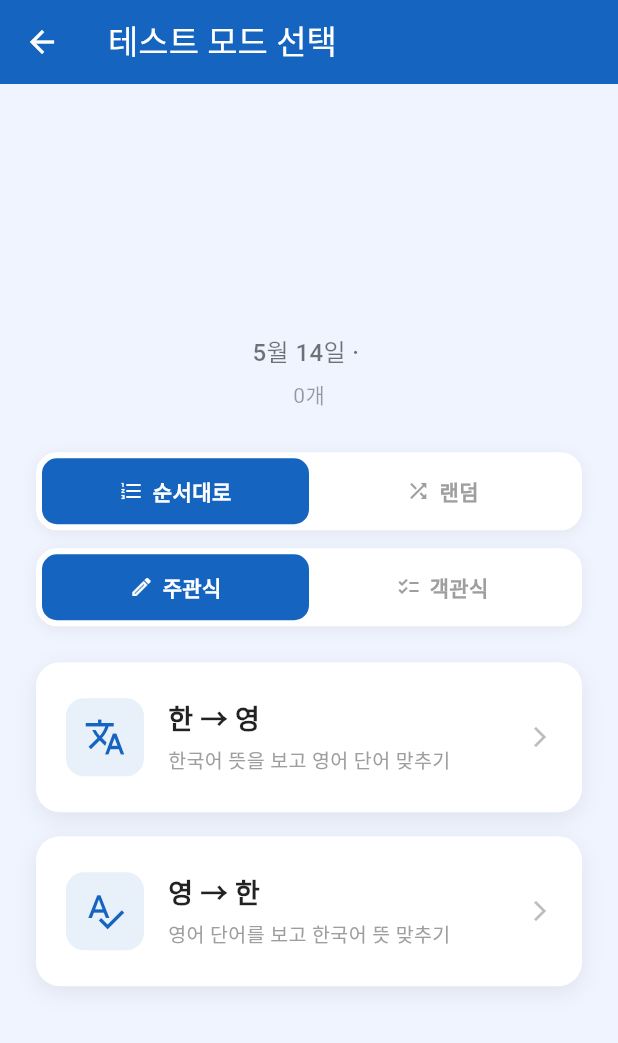
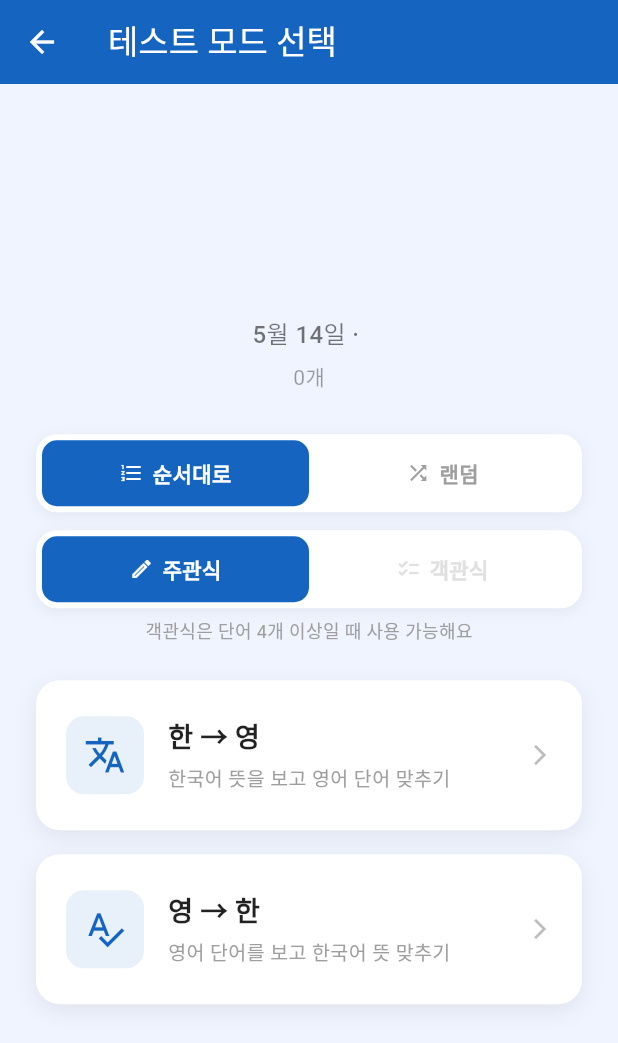
Before and after one commit to HanYoungUk/english-study-app, a Flutter app: the TestScreen screen opened directly with empty values, on a phone screen of 412 x 824 dp. Shown: the top 1043 px of the screen. Run offline on Flutter 3.47's test engine with Material 3 defaults, Android fonts, the phone set to English and light mode, and no system bars; our stand-ins replace audioplayers, cloud_firestore, firebase_core, flutter_tts, table_calendar; missing offline and left inert: record; accounts and stored records are empty.

Commit message:
fix: 녹음 인덱스 오저장, 즐겨찾기 삭제 오류, 객관식 단어 수 제한 버그 수정
- record_screen: _goTo를 async로 변경, 녹음/재생 중지 await 처리
  (미await 시 _currentIndex가 먼저 바뀌어 녹음이 다음 단어 인덱스에 저장되는 버그)
- favorites_screen: onDismissed를 인덱스 대신 item ID 기반으로 변경
  (빠른 스와이프 시 인덱스 불일치로 엉뚱한 항목 삭제되는 버그)
- test_screen: 단어 4개 미만일 때 객관식 버튼 비활성화 처리 및 안내 문구 추가

Co-Authored-By: Claude Sonnet 4.6 <noreply@anthropic.com>

```diff
--- a/lib/screens/test_screen.dart
+++ b/lib/screens/test_screen.dart
@@ -233,8 +233,24 @@ class _TestScreenState extends State<TestScreen> {
             // 주관식 / 객관식 토글
             _buildToggleRow([
               _ToggleItem(label: '주관식', icon: Icons.edit_outlined, selected: _quizType == QuizType.subjective, onTap: () => setState(() => _quizType = QuizType.subjective)),
-              _ToggleItem(label: '객관식', icon: Icons.checklist, selected: _quizType == QuizType.multipleChoice, onTap: () => setState(() => _quizType = QuizType.multipleChoice)),
+              _ToggleItem(
+                label: '객관식',
+                icon: Icons.checklist,
+                selected: _quizType == QuizType.multipleChoice,
+                onTap: _validEntries.length >= 4
+                    ? () => setState(() => _quizType = QuizType.multipleChoice)
+                    : null,
+                disabled: _validEntries.length < 4,
+              ),
             ]),
+            if (_validEntries.length < 4)
+              Padding(
+                padding: const EdgeInsets.only(top: 6),
+                child: Text(
+                  '객관식은 단어 4개 이상일 때 사용 가능해요',
+                  style: TextStyle(fontSize: 12, color: Colors.grey.shade500),
+                ),
+              ),
 
             const SizedBox(height: 24),
             _ModeCard(
@@ -267,20 +283,28 @@ class _TestScreenState extends State<TestScreen> {
       child: Row(
         children: items.map((item) => Expanded(
           child: GestureDetector(
-            onTap: item.onTap,
+            onTap: item.disabled ? null : item.onTap,
             child: AnimatedContainer(
               duration: const Duration(milliseconds: 180),
               padding: const EdgeInsets.symmetric(vertical: 12),
               decoration: BoxDecoration(
-                color: item.selected ? _blue : Colors.transparent,
+                color: item.disabled
+                    ? Colors.transparent
+                    : item.selected ? _blue : Colors.transparent,
                 borderRadius: BorderRadius.circular(10),
               ),
               child: Row(
                 mainAxisAlignment: MainAxisAlignment.center,
                 children: [
-                  Icon(item.icon, size: 16, color: item.selected ? Colors.white : Colors.grey.shade500),
+                  Icon(item.icon, size: 16,
+                      color: item.disabled
+                          ? Colors.grey.shade300
+                          : item.selected ? Colors.white : Colors.grey.shade500),
                   const SizedBox(width: 6),
-                  Text(item.label, style: TextStyle(fontSize: 14, fontWeight: FontWeight.w600, color: item.selected ? Colors.white : Colors.grey.shade500)),
+                  Text(item.label, style: TextStyle(fontSize: 14, fontWeight: FontWeight.w600,
+                      color: item.disabled
+                          ? Colors.grey.shade300
+                          : item.selected ? Colors.white : Colors.grey.shade500)),
                 ],
               ),
             ),
@@ -659,8 +683,9 @@ class _ToggleItem {
   final String label;
   final IconData icon;
   final bool selected;
-  final VoidCallback onTap;
-  const _ToggleItem({required this.label, required this.icon, required this.selected, required this.onTap});
+  final VoidCallback? onTap;
+  final bool disabled;
+  const _ToggleItem({required this.label, required this.icon, required this.selected, this.onTap, this.disabled = false});
 }
 
 class _ModeCard extends StatelessWidget {
```
Also changed, not shown: lib/screens/favorites_screen.dart (+4 -5 lines), lib/screens/record_screen.dart (+4 -4 lines).
